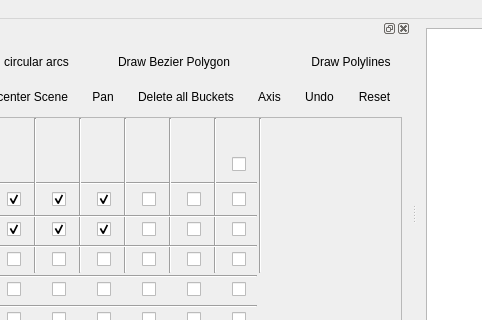
Old version of the form Boolean_set_operations_2/demo/Boolean_set_operations_2/UiFiles/Boolean_set_operations_2.ui in the repository CGAL/cgal-public-dev; both pictures show x 313 to 795 and y 0 to 320 of the 1124 by 664 pixel window.
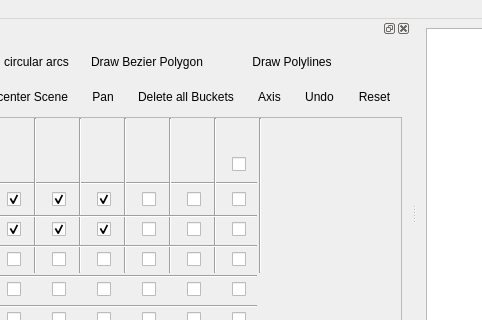
New version of the form. Icons and pictures are not drawn.

What changed in the file:
```diff
--- a/Boolean_set_operations_2/demo/Boolean_set_operations_2/UiFiles/Boolean_set_operations_2.ui
+++ b/Boolean_set_operations_2/demo/Boolean_set_operations_2/UiFiles/Boolean_set_operations_2.ui
@@ -214,9 +214,6 @@
              <height>32</height>
             </size>
            </property>
-           <property name="layoutDirection">
-            <enum>Qt::RightToLeft</enum>
-           </property>
            <addaction name="actionInsertBezier" />
            </widget>
          </item>
@@ -234,9 +231,6 @@
              <height>32</height>
             </size>
            </property>
-           <property name="layoutDirection">
-            <enum>Qt::RightToLeft</enum>
-           </property>
            <addaction name="actionInsertPolyline" />
            </widget>
          </item>
```
